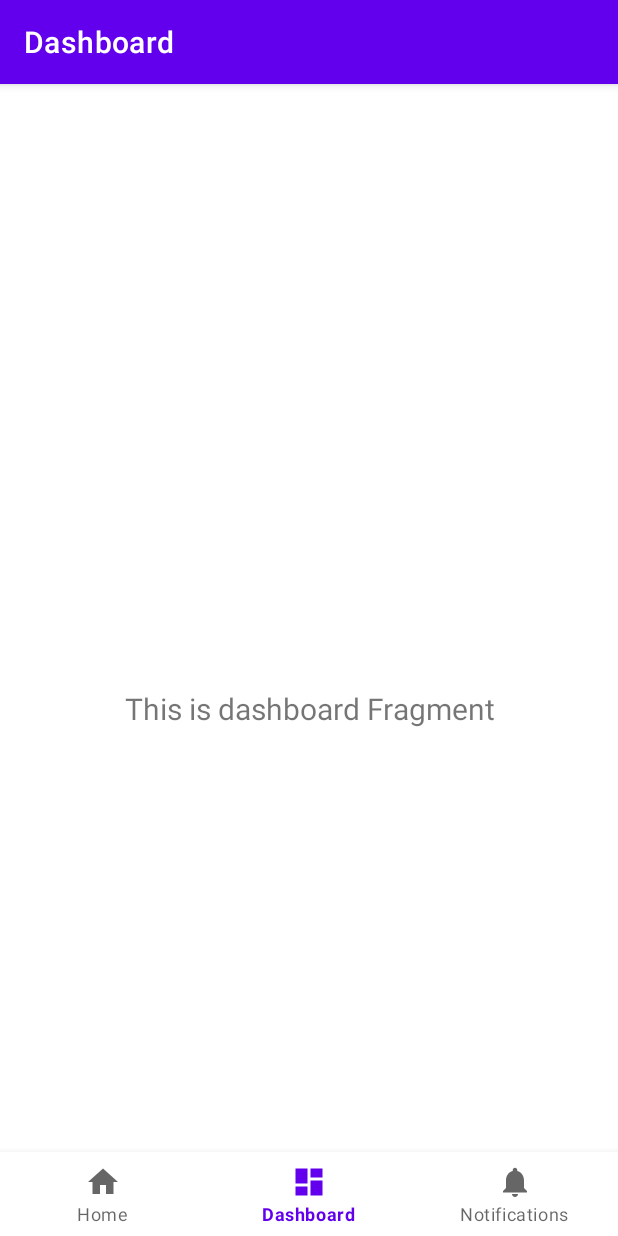
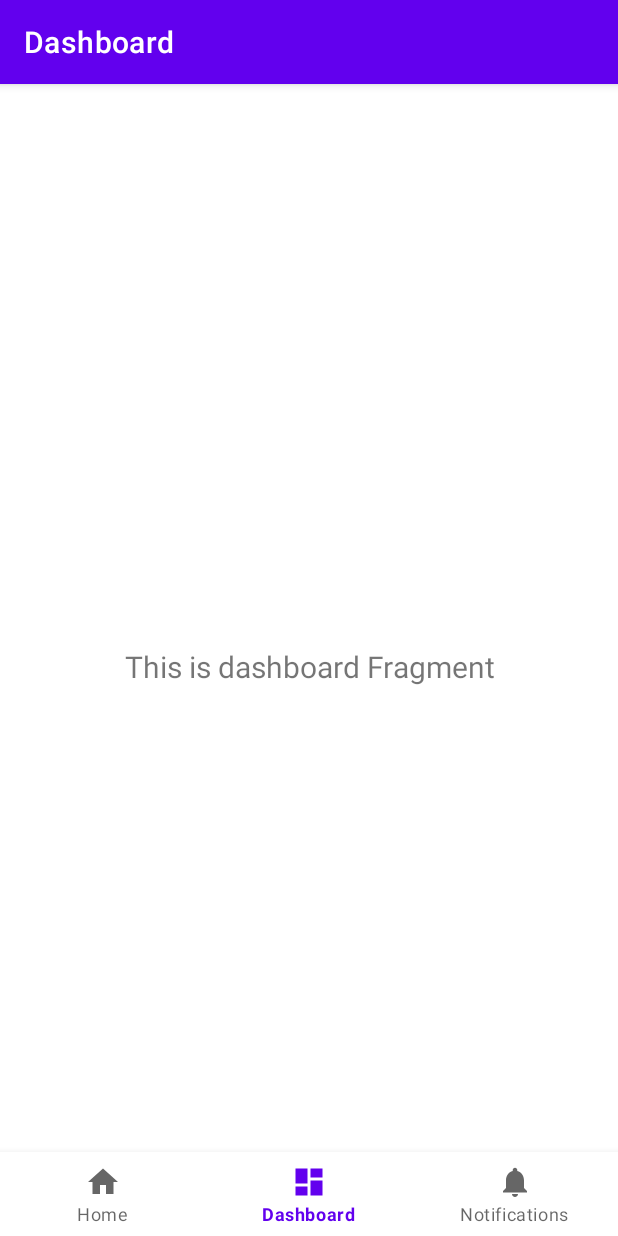
Before and after one commit to mrayhantazakka/Teamkuy, an Android app: the MainActivity screen opened directly, with no data from a screen before it, item 2 of the bottom bar chosen, on a phone screen of 412 x 824 dp. Run offline under Robolectric (Android 15) with nearby library versions, the light colour scheme and no system bars; our stand-ins replace navigation-ui; pictures from the network do not load; 1 statement that could not run was skipped.

Commit message:
ubah padding

```diff
--- a/app/src/main/res/layout/activity_main.xml
+++ b/app/src/main/res/layout/activity_main.xml
@@ -4,7 +4,7 @@
     android:id="@+id/container"
     android:layout_width="match_parent"
     android:layout_height="match_parent"
-    android:paddingTop="?attr/actionBarSize">
+    android:paddingTop="0dp">
 
     <com.google.android.material.bottomnavigation.BottomNavigationView
         android:id="@+id/nav_view"
```
